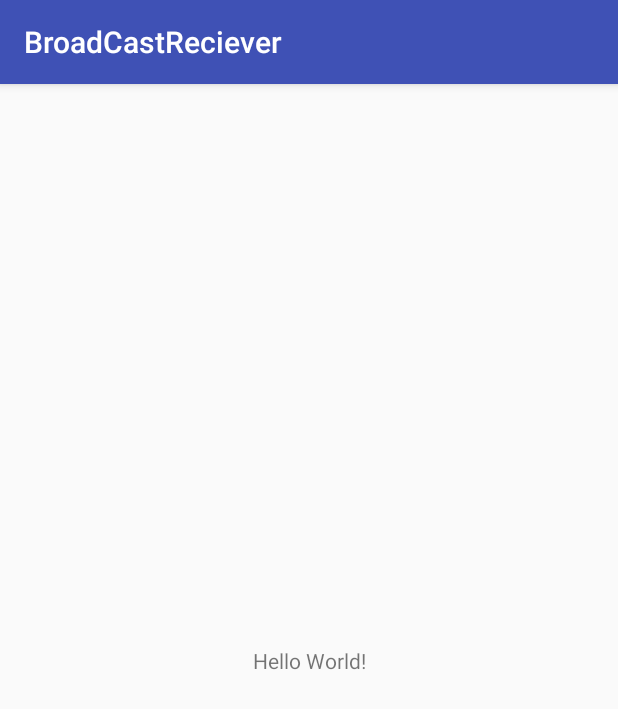
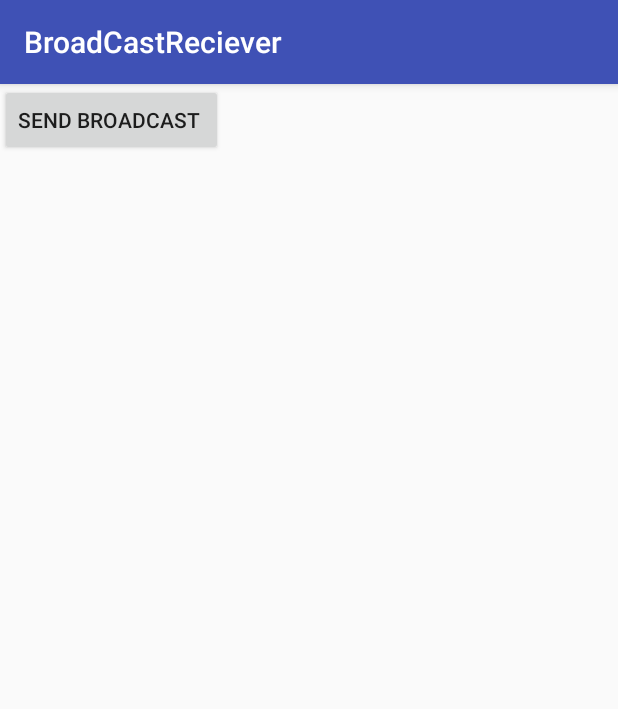
Before and after one commit to Zeeshannu/BroadCastReciever, an Android app: the screen it shows after launch (MainActivity), on a phone screen of 412 x 824 dp. Shown: the top 709 px of the screen. Run offline under Robolectric (Android 15) with nearby library versions, the phone set to English and light mode, and no system bars.

Commit message:
Static Broadcast Receiever

```diff
--- a/app/build.gradle
+++ b/app/build.gradle
@@ -4,7 +4,7 @@ android {
     compileSdkVersion 26
     defaultConfig {
         applicationId "com.example.zeeshan.broadcastreciever"
-        minSdkVersion 23
+        minSdkVersion 19
         targetSdkVersion 26
         versionCode 1
         versionName "1.0"
--- a/app/src/main/res/layout/activity_main.xml
+++ b/app/src/main/res/layout/activity_main.xml
@@ -1,5 +1,5 @@
 <?xml version="1.0" encoding="utf-8"?>
-<android.support.constraint.ConstraintLayout
+<RelativeLayout
     xmlns:android="http://schemas.android.com/apk/res/android"
     xmlns:app="http://schemas.android.com/apk/res-auto"
     xmlns:tools="http://schemas.android.com/tools"
@@ -7,13 +7,9 @@
     android:layout_height="match_parent"
     tools:context="com.example.zeeshan.broadcastreciever.MainActivity">
 
-    <TextView
-        android:layout_width="wrap_content"
-        android:layout_height="wrap_content"
-        android:text="Hello World!"
-        app:layout_constraintBottom_toBottomOf="parent"
-        app:layout_constraintLeft_toLeftOf="parent"
-        app:layout_constraintRight_toRightOf="parent"
-        app:layout_constraintTop_toTopOf="parent"/>
-
-</android.support.constraint.ConstraintLayout>
+ <Button
+     android:layout_width="wrap_content"
+     android:layout_height="wrap_content"
+     android:text="send Broadcast "
+     android:onClick="SendBroadCast"/>
+</RelativeLayout>
```
Also changed, not shown: app/src/main/AndroidManifest.xml (+13 -0 lines), app/src/main/java/com/example/zeeshan/broadcastreciever/MainActivity.java (+7 -0 lines), app/src/main/java/com/example/zeeshan/broadcastreciever/MyReciever.java (added, +19 -0 lines).
